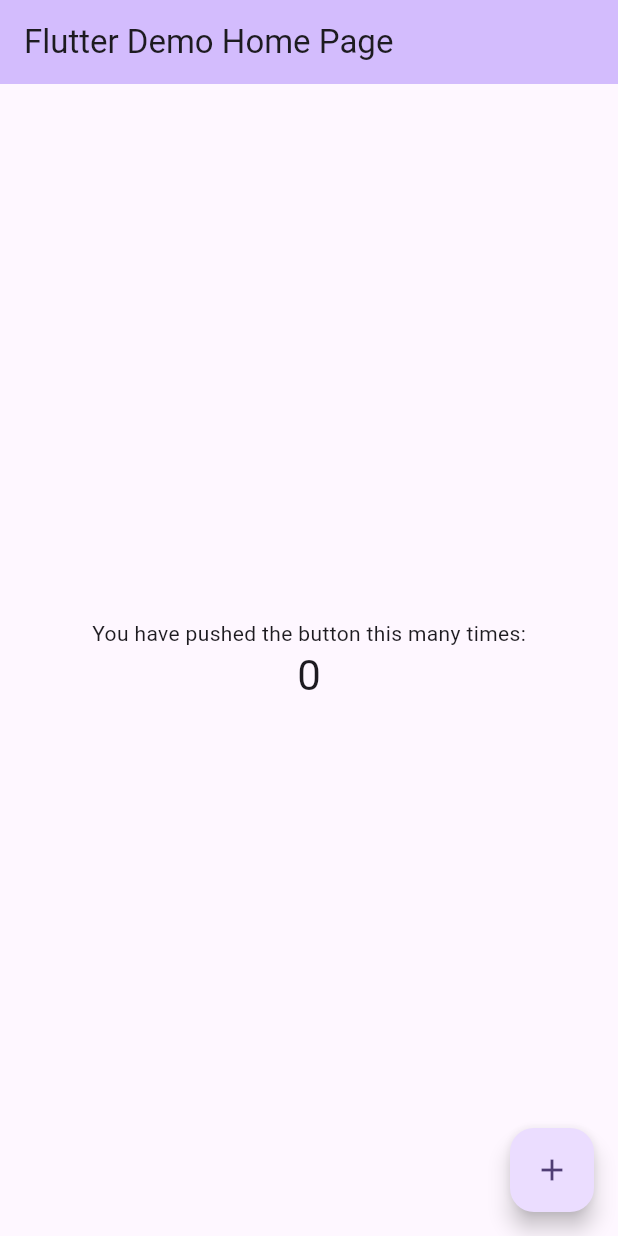
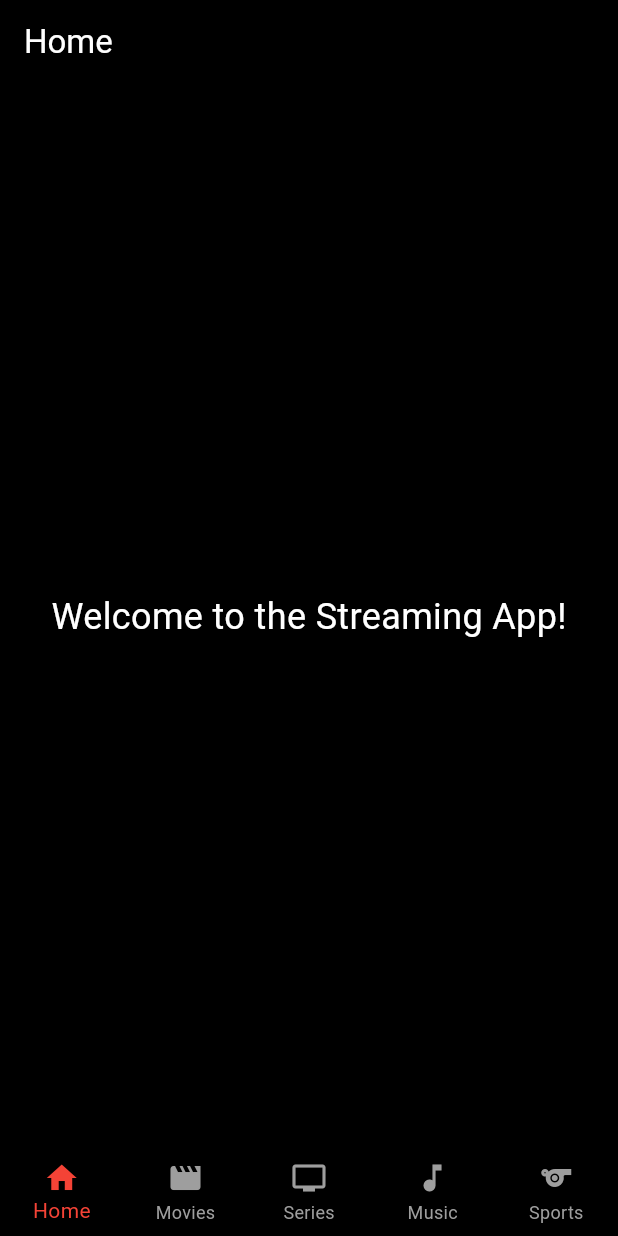
Before and after one commit to could-ai/019a52ad-5818-7841-9833-70138b2b8c90, a Flutter app: the screen it shows after launch, on a phone screen of 412 x 824 dp. Run offline on Flutter 3.47's test engine with Material 3 defaults, Android fonts, the phone set to English and light mode, and no system bars.

Commit message:
I have completely overhauled the main.dart file to set up the foundation for your streaming application. The previous counter app example has been removed and replaced with a new MaterialApp configured with a dark theme, which is more suitable for a media streaming experience. The home property is now set to a new HomeScreen widget, which will serve as the main entry point and container for your app's navigation.; I've created a new HomeScreen which is the core of your app's navigation. This stateful widget contains a BottomNavigationBar to switch between the main sections: Home, Movies, Series, Music, and Sports. It manages a list of screen widgets and displays the currently selected one based on the user's tap, providing a seamless and intuitive navigation experience.; This new file creates the main 'Home' or 'Dashboard' screen for your app. It's the first screen the user sees. For now, it's a simple placeholder with a welcoming message, but it's ready to be populated with featured content, carousels, and quick access to different media types.; I've created a dedicated, yet currently basic, screen for the 'Movies' section of your application. This serves as a placeholder that is correctly integrated into the main navigation. It's the foundation upon which we can build out features like movie listings, search, and category filters.; This file establishes the 'Series' section of your app. It's a simple placeholder screen that is accessible from the main bottom navigation bar. This structure allows us to easily add series-specific content and features in the future, such as browsing by season or genre.; I've added a placeholder screen for the 'Music' section. This file sets up the basic UI for where users will eventually browse and listen to music. It's fully integrated into the app's navigation, ready for features like playlists, albums, and artist pages.; This new file creates the placeholder screen for the 'Sports' section. It provides the basic structure and navigation integration for users to access live and on-demand sports content. We can now build upon this to add features like live game streams, highlights, and schedules.

```diff
--- a/usr/lib/main.dart
+++ b/usr/lib/main.dart
@@ -1,4 +1,5 @@
 import 'package:flutter/material.dart';
+import 'package:couldai_user_app/screens/home_screen.dart';
 
 void main() {
   runApp(const MyApp());
@@ -7,114 +8,20 @@ void main() {
 class MyApp extends StatelessWidget {
   const MyApp({super.key});
 
-  // This widget is the root of your application.
   @override
   Widget build(BuildContext context) {
     return MaterialApp(
-      title: 'Flutter Demo',
+      title: 'Streaming App',
       debugShowCheckedModeBanner: false,
-      theme: ThemeData(
-        // This is the theme of your application.
-        //
-        // TRY THIS: Try running your application with "flutter run". You'll see
-        // the application has a purple toolbar. Then, without quitting the app,
-        // try changing the seedColor in the colorScheme below to Colors.green
-        // and then invoke "hot reload" (save your changes or press the "hot
-        // reload" button in a Flutter-supported IDE, or press "r" if you used
-        // the command line to start the app).
-        //
-        // Notice that the counter didn't reset back to zero; the application
-        // state is not lost during the reload. To reset the state, use hot
-        // restart instead.
-        //
-        // This works for code too, not just values: Most code changes can be
-        // tested with just a hot reload.
-        colorScheme: ColorScheme.fromSeed(seedColor: Colors.deepPurple),
+      theme: ThemeData.dark().copyWith(
+        primaryColor: Colors.black,
+        scaffoldBackgroundColor: Colors.black,
+        colorScheme: const ColorScheme.dark().copyWith(
+          primary: Colors.white,
+          secondary: Colors.red,
+        ),
       ),
-      home: const MyHomePage(title: 'Flutter Demo Home Page'),
+      home: const HomeScreen(),
     );
   }
 }
-
-class MyHomePage extends StatefulWidget {
-  const MyHomePage({super.key, required this.title});
-
-  // This widget is the home page of your application. It is stateful, meaning
-  // that it has a State object (defined below) that contains fields that affect
-  // how it looks.
-
-  // This class is the configuration for the state. It holds the values (in this
-  // case the title) provided by the parent (in this case the App widget) and
-  // used by the build method of the State. Fields in a Widget subclass are
-  // always marked "final".
-
-  final String title;
-
-  @override
-  State<MyHomePage> createState() => _MyHomePageState();
-}
-
-class _MyHomePageState extends State<MyHomePage> {
-  int _counter = 0;
-
-  void _incrementCounter() {
-    setState(() {
-      // This call to setState tells the Flutter framework that something has
-      // changed in this State, which causes it to rerun the build method below
-      // so that the display can reflect the updated values. If we changed
-      // _counter without calling setState(), then the build method would not be
-      // called again, and so nothing would appear to happen.
-      _counter++;
-    });
-  }
-
-  @override
-  Widget build(BuildContext context) {
-    // This method is rerun every time setState is called, for instance as done
-    // by the _incrementCounter method above.
-    //
-    // The Flutter framework has been optimized to make rerunning build methods
-    // fast, so that you can just rebuild anything that needs updating rather
-    // than having to individually change instances of widgets.
-    return Scaffold(
-      appBar: AppBar(
-        // TRY THIS: Try changing the color here to a specific color (to
-        // Colors.amber, perhaps?) and trigger a hot reload to see the AppBar
-        // change color while the other colors stay the same.
-        backgroundColor: Theme.of(context).colorScheme.inversePrimary,
-        // Here we take the value from the MyHomePage object that was created by
-        // the App.build method, and use it to set our appbar title.
-        title: Text(widget.title),
-      ),
-      body: Center(
-        // Center is a layout widget. It takes a single child and positions it
-        // in the middle of the parent.
-        child: Column(
-          // Column is also a layout widget. It takes a list of children and
-          // arranges them vertically. By default, it sizes itself to fit its
-          // children horizontally, and tries to be as tall as its parent.
-          //
-          // Column has various properties to control how it sizes itself and
-          // how it positions its children. Here we use mainAxisAlignment to
-          // center the children vertically; the main axis here is the vertical
-          // axis because Columns are vertical (the cross axis would be
-          // horizontal).
-          //
-          // TRY THIS: Invoke "debug painting" (choose the "Toggle Debug Paint"
-          // action in the IDE, or press "p" in the console), to see the
-          // wireframe for each widget.
-          mainAxisAlignment: MainAxisAlignment.center,
-          children: <Widget>[
-            const Text('You have pushed the button this many times:'),
-            Text('$_counter', style: Theme.of(context).textTheme.headlineMedium),
-          ],
-        ),
-      ),
-      floatingActionButton: FloatingActionButton(
-        onPressed: _incrementCounter,
-        tooltip: 'Increment',
-        child: const Icon(Icons.add),
-      ), // This trailing comma makes auto-formatting nicer for build methods.
-    );
-  }
-}
--- /dev/null
+++ b/usr/lib/screens/dashboard_screen.dart
@@ -0,0 +1,21 @@
+import 'package:flutter/material.dart';
+
+class DashboardScreen extends StatelessWidget {
+  const DashboardScreen({super.key});
+
+  @override
+  Widget build(BuildContext context) {
+    return Scaffold(
+      appBar: AppBar(
+        title: const Text('Home'),
+        backgroundColor: Colors.black,
+      ),
+      body: const Center(
+        child: Text(
+          'Welcome to the Streaming App!',
+          style: TextStyle(fontSize: 24, color: Colors.white),
+        ),
+      ),
+    );
+  }
+}
--- /dev/null
+++ b/usr/lib/screens/home_screen.dart
@@ -0,0 +1,68 @@
+import 'package:flutter/material.dart';
+import 'package:couldai_user_app/screens/dashboard_screen.dart';
+import 'package:couldai_user_app/screens/movies_screen.dart';
+import 'package:couldai_user_app/screens/series_screen.dart';
+import 'package:couldai_user_app/screens/music_screen.dart';
+import 'package:couldai_user_app/screens/sports_screen.dart';
+
+class HomeScreen extends StatefulWidget {
+  const HomeScreen({super.key});
+
+  @override
+  State<HomeScreen> createState() => _HomeScreenState();
+}
+
+class _HomeScreenState extends State<HomeScreen> {
+  int _selectedIndex = 0;
+
+  final List<Widget> _screens = [
+    const DashboardScreen(),
+    const MoviesScreen(),
+    const SeriesScreen(),
+    const MusicScreen(),
+    const SportsScreen(),
+  ];
+
+  void _onItemTapped(int index) {
+    setState(() {
+      _selectedIndex = index;
+    });
+  }
+
+  @override
+  Widget build(BuildContext context) {
+    return Scaffold(
+      body: _screens[_selectedIndex],
+      bottomNavigationBar: BottomNavigationBar(
+        items: const <BottomNavigationBarItem>[
+          BottomNavigationBarItem(
+            icon: Icon(Icons.home),
+            label: 'Home',
+          ),
+          BottomNavigationBarItem(
+            icon: Icon(Icons.movie),
+            label: 'Movies',
+          ),
+          BottomNavigationBarItem(
+            icon: Icon(Icons.tv),
+            label: 'Series',
+          ),
+          BottomNavigationBarItem(
+            icon: Icon(Icons.music_note),
+            label: 'Music',
+          ),
+          BottomNavigationBarItem(
+            icon: Icon(Icons.sports),
+            label: 'Sports',
+          ),
+        ],
+        currentIndex: _selectedIndex,
+        selectedItemColor: Colors.red,
+        unselectedItemColor: Colors.grey,
+        backgroundColor: Colors.black,
+        type: BottomNavigationBarType.fixed,
+        onTap: _onItemTapped,
+      ),
+    );
+  }
+}
```
Also changed, not shown: usr/lib/screens/movies_screen.dart (added, +21 -0 lines), usr/lib/screens/music_screen.dart (added, +21 -0 lines), usr/lib/screens/series_screen.dart (added, +21 -0 lines), usr/lib/screens/sports_screen.dart (added, +21 -0 lines).
